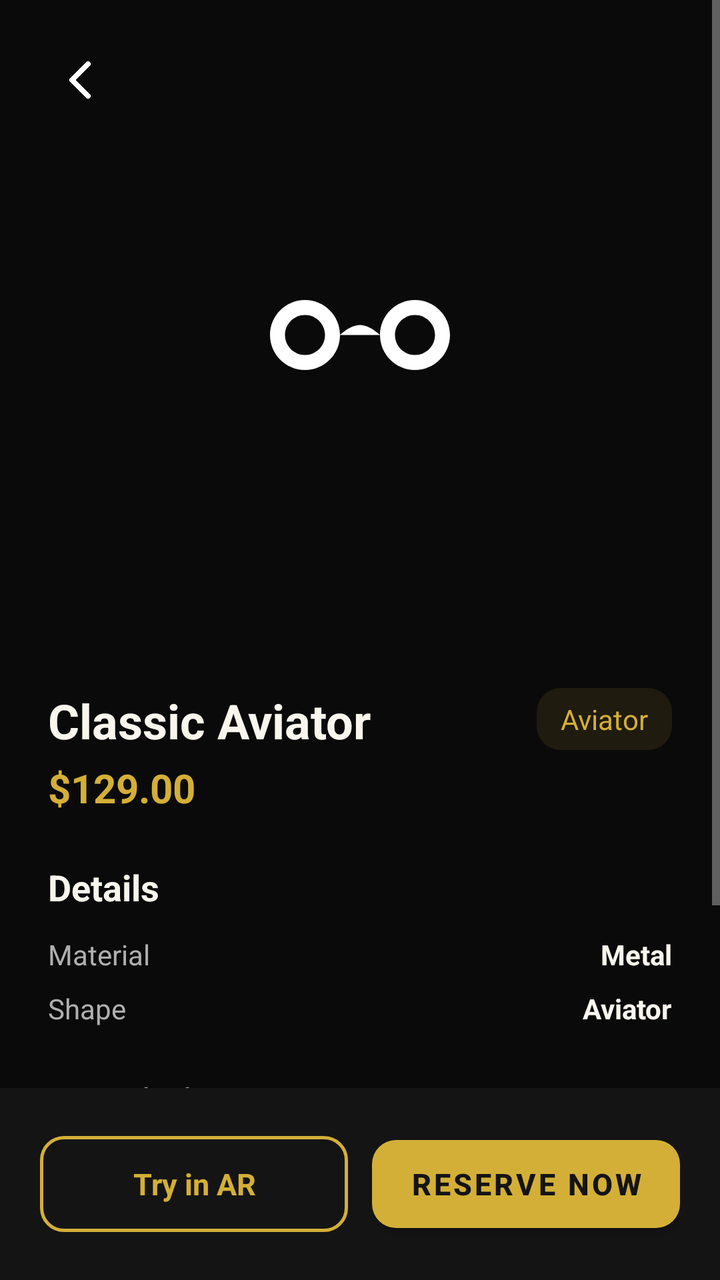
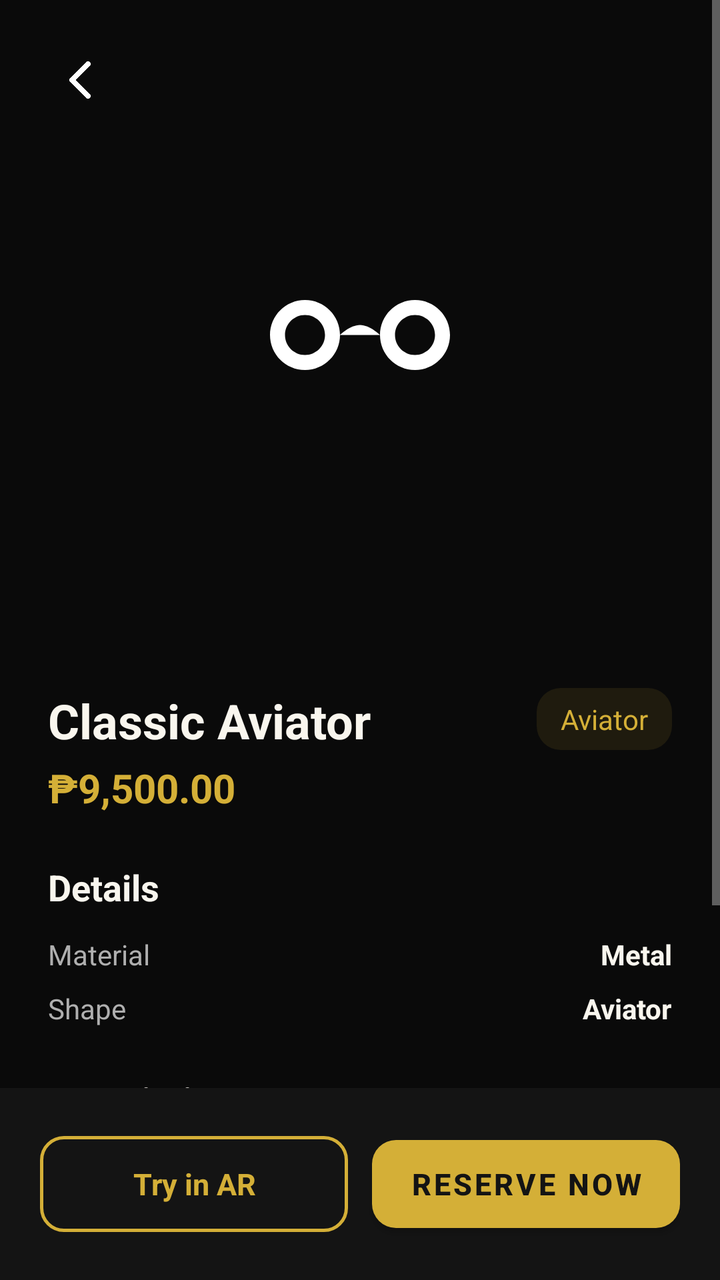

Compare the two renders of this Android layout. The source of the first and the diff that turns it into the second are given below.
<!-- AndroidManifest.xml: application theme Theme.LensMatch -->
<!-- res/layout/activity_frame_detail.xml -->
<?xml version="1.0" encoding="utf-8"?>
<RelativeLayout xmlns:android="http://schemas.android.com/apk/res/android"
    xmlns:app="http://schemas.android.com/apk/res-auto"
    android:layout_width="match_parent"
    android:layout_height="match_parent"
    android:background="@color/bgPrimary">

    <ScrollView
        android:layout_width="match_parent"
        android:layout_height="match_parent"
        android:layout_above="@id/bottom_bar">

        <LinearLayout
            android:layout_width="match_parent"
            android:layout_height="wrap_content"
            android:orientation="vertical">

            
            <FrameLayout
                android:layout_width="match_parent"
                android:layout_height="320dp"
                android:background="@color/bgPrimary">

                <ImageView
                    android:id="@+id/iv_detail_image"
                    android:layout_width="120dp"
                    android:layout_height="120dp"
                    android:layout_gravity="center"
                    android:src="@drawable/ic_eyeglasses" />

                
                <ImageView
                    android:id="@+id/btn_back_detail"
                    android:layout_width="48dp"
                    android:layout_height="48dp"
                    android:layout_margin="16dp"
                    android:padding="8dp"
                    android:src="@drawable/ic_chevron_left"
                    app:tint="@color/white" />
            </FrameLayout>

            <LinearLayout
                android:layout_width="match_parent"
                android:layout_height="wrap_content"
                android:orientation="vertical"
                android:padding="24dp">

                <RelativeLayout
                    android:layout_width="match_parent"
                    android:layout_height="wrap_content">

                    <LinearLayout
                        android:layout_width="wrap_content"
                        android:layout_height="wrap_content"
                        android:layout_alignParentStart="true"
                        android:layout_toStartOf="@id/tv_detail_shape_badge"
                        android:orientation="vertical">

                        <TextView
                            android:id="@+id/tv_detail_name"
                            android:layout_width="match_parent"
                            android:layout_height="wrap_content"
                            android:text="Classic Aviator"
                            android:textColor="@color/textPrimary"
                            android:textSize="24sp"
                            android:textStyle="bold" />

                        <TextView
                            android:id="@+id/tv_detail_price"
                            android:layout_width="match_parent"
                            android:layout_height="wrap_content"
                            android:layout_marginTop="4dp"
                            android:text="$129.00"
                            android:textColor="@color/accentGold"
                            android:textSize="20sp"
                            android:textStyle="bold" />
                    </LinearLayout>

                    <TextView
                        android:id="@+id/tv_detail_shape_badge"
                        android:layout_width="wrap_content"
                        android:layout_height="wrap_content"
                        android:layout_alignParentEnd="true"
                        android:background="@drawable/bg_confidence_chip"
                        android:paddingHorizontal="12dp"
                        android:paddingVertical="6dp"
                        android:text="Aviator"
                        android:textColor="@color/accentGold"
                        android:textSize="14sp" />
                </RelativeLayout>

                <TextView
                    android:layout_width="match_parent"
                    android:layout_height="wrap_content"
                    android:layout_marginTop="24dp"
                    android:text="Details"
                    android:textColor="@color/textPrimary"
                    android:textSize="18sp"
                    android:textStyle="bold" />

                <LinearLayout
                    android:layout_width="match_parent"
                    android:layout_height="wrap_content"
                    android:layout_marginTop="12dp"
                    android:orientation="horizontal">

                    <TextView
                        android:layout_width="0dp"
                        android:layout_height="wrap_content"
                        android:layout_weight="1"
                        android:text="Material"
                        android:textColor="@color/textSecondary" />

                    <TextView
                        android:id="@+id/tv_detail_material"
                        android:layout_width="wrap_content"
                        android:layout_height="wrap_content"
                        android:text="Metal"
                        android:textColor="@color/textPrimary"
                        android:textStyle="bold" />
                </LinearLayout>

                <LinearLayout
                    android:layout_width="match_parent"
                    android:layout_height="wrap_content"
                    android:layout_marginTop="8dp"
                    android:orientation="horizontal">

                    <TextView
                        android:layout_width="0dp"
                        android:layout_height="wrap_content"
                        android:layout_weight="1"
                        android:text="Shape"
                        android:textColor="@color/textSecondary" />

                    <TextView
                        android:id="@+id/tv_detail_shape_val"
                        android:layout_width="wrap_content"
                        android:layout_height="wrap_content"
                        android:text="Aviator"
                        android:textColor="@color/textPrimary"
                        android:textStyle="bold" />
                </LinearLayout>

                <TextView
                    android:layout_width="wrap_content"
                    android:layout_height="wrap_content"
                    android:layout_marginTop="24dp"
                    android:text="Description"
                    android:textColor="@color/textPrimary"
                    android:textSize="18sp"
                    android:textStyle="bold" />

                <TextView
                    android:id="@+id/tv_detail_description"
                    android:layout_width="match_parent"
                    android:layout_height="wrap_content"
                    android:layout_marginTop="8dp"
                    android:lineSpacingExtra="4dp"
                    android:text="Elevate your look with these premium frames. Crafted from high-grade materials for optimal durability and comfort."
                    android:textColor="@color/textPrimary"
                    android:textSize="14sp" />
            </LinearLayout>
        </LinearLayout>
    </ScrollView>

    
    <LinearLayout
        android:id="@+id/bottom_bar"
        android:layout_width="match_parent"
        android:layout_height="wrap_content"
        android:layout_alignParentBottom="true"
        android:background="@color/bgCard"
        android:orientation="horizontal"
        android:padding="20dp">

        <com.google.android.material.button.MaterialButton
            android:id="@+id/btn_try_detail_ar"
            style="@style/Widget.Material3.Button.OutlinedButton"
            android:layout_width="0dp"
            android:layout_height="56dp"
            android:layout_marginEnd="12dp"
            android:layout_weight="1"
            android:text="Try in AR"
            android:textColor="@color/accentGold"
            android:textSize="15sp"
            android:textStyle="bold"
            app:cornerRadius="12dp"
            app:strokeColor="@color/accentGold"
            app:strokeWidth="1.5dp" />

        <com.google.android.material.button.MaterialButton
            android:id="@+id/btn_reserve_now"
            android:layout_width="0dp"
            android:layout_height="56dp"
            android:layout_weight="1"
            android:text="Reserve Now"
            android:textColor="@color/bgCard"
            android:textSize="15sp"
            android:textStyle="bold"
            app:backgroundTint="@color/accentGold"
            app:cornerRadius="12dp" />
    </LinearLayout>
</RelativeLayout>
<!-- resources referenced by this layout -->
<resources>
  <color name="accentGold">#D4AF37</color>
  <color name="bgCard">#141414</color>
  <color name="bgPrimary">#0A0A0A</color>
  <color name="textPrimary">#F9F6EE</color>
  <color name="textSecondary">#AFAFAF</color>
  <color name="white">#FFFFFF</color>
  <!-- drawable bg_confidence_chip (drawable) -->
  <?xml version="1.0" encoding="utf-8"?>
  <shape xmlns:android="http://schemas.android.com/apk/res/android"
      android:shape="rectangle">
      <solid android:color="#1AD4AF37" />
      <corners android:radius="12dp" />
  </shape>
  <!-- drawable ic_chevron_left (drawable) -->
  <?xml version="1.0" encoding="utf-8"?>
  <vector xmlns:android="http://schemas.android.com/apk/res/android"
      android:width="24dp"
      android:height="24dp"
      android:viewportWidth="24"
      android:viewportHeight="24">
      <path
          android:strokeColor="#FFFFFF"
          android:strokeWidth="2"
          android:strokeLineCap="round"
          android:strokeLineJoin="round"
          android:pathData="M15,18L9,12L15,6"/>
  </vector>
  <!-- drawable ic_eyeglasses (drawable) -->
  <vector xmlns:android="http://schemas.android.com/apk/res/android"
      android:width="24dp"
      android:height="24dp"
      android:viewportWidth="24"
      android:viewportHeight="24">
    <path
        android:fillColor="#FFFFFFFF"
        android:pathData="M6.5,10C4.57,10 3,11.57 3,13.5C3,15.43 4.57,17 6.5,17C8.43,17 10,15.43 10,13.5C10,11.57 8.43,10 6.5,10ZM6.5,15.5C5.4,15.5 4.5,14.6 4.5,13.5C4.5,12.4 5.4,11.5 6.5,11.5C7.6,11.5 8.5,12.4 8.5,13.5C8.5,14.6 7.6,15.5 6.5,15.5ZM17.5,10C15.57,10 14,11.57 14,13.5C14,15.43 15.57,17 17.5,17C19.43,17 21,15.43 21,13.5C21,11.57 19.43,10 17.5,10ZM17.5,15.5C16.4,15.5 15.5,14.6 15.5,13.5C15.5,12.4 16.4,11.5 17.5,11.5C18.6,11.5 19.5,12.4 19.5,13.5C19.5,14.6 18.6,15.5 17.5,15.5ZM10,13.5C10,13.5 11,12.5 12,12.5C13,12.5 14,13.5 14,13.5"/>
  </vector>
  <style name="Theme.LensMatch" parent="Theme.MaterialComponents.DayNight.NoActionBar">
      <item name="colorPrimary">@color/accentGold</item>
      <item name="colorPrimaryVariant">@color/accentGold</item>
      <item name="colorOnPrimary">@color/bgCard</item>
      <item name="colorSecondary">@color/accentGold</item>
      <item name="colorSecondaryVariant">@color/accentGold</item>
      <item name="colorOnSecondary">@color/bgCard</item>
      <item name="android:statusBarColor">@color/bgPrimary</item>
      <item name="android:windowBackground">@color/bgPrimary</item>
      <item name="android:textColorPrimary">@color/textPrimary</item>
      <item name="android:textColorSecondary">@color/textSecondary</item>
      <item name="bottomNavigationStyle">@style/Widget.LensMatch.BottomNavigationView</item>
    </style>
  <style name="Widget.LensMatch.BottomNavigationView" parent="Widget.MaterialComponents.BottomNavigationView">
      <item name="backgroundTint">@color/bgCard</item>
      <item name="itemIconTint">@color/bottom_nav_color</item>
      <item name="itemTextColor">@color/bottom_nav_color</item>
      <item name="elevation">8dp</item>
    </style>
</resources>

<!-- the commit's change to res/layout/activity_frame_detail.xml (unified diff, before → after) -->
@@ -70,7 +70,7 @@
                             android:layout_width="match_parent"
                             android:layout_height="wrap_content"
                             android:layout_marginTop="4dp"
-                            android:text="$129.00"
+                            android:text="₱9,500.00"
                             android:textColor="@color/accentGold"
                             android:textSize="20sp"
                             android:textStyle="bold" />
